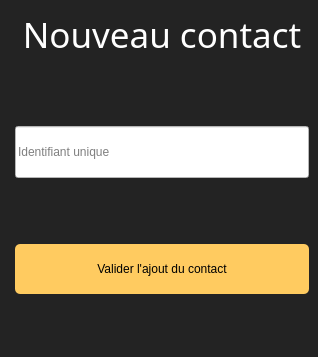
Above: KeepItSecret/newcontactwindow.ui from dbuhon/KeepItSecret before the change. Below: the same form after it.
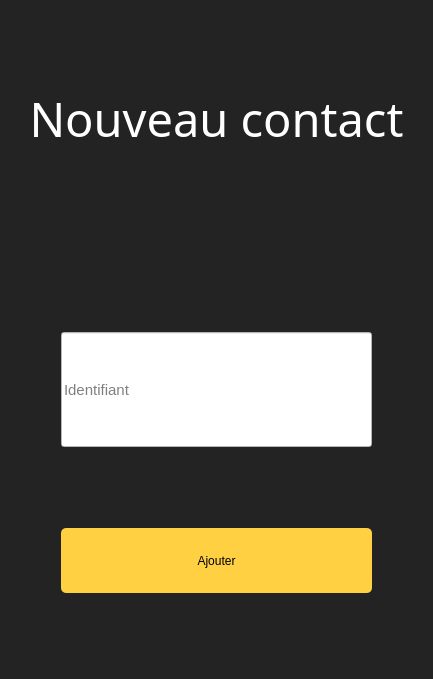
That is the form after the change.

```diff
--- a/KeepItSecret/newcontactwindow.ui
+++ b/KeepItSecret/newcontactwindow.ui
@@ -6,25 +6,37 @@
    <rect>
     <x>0</x>
     <y>0</y>
-    <width>318</width>
-    <height>357</height>
+    <width>433</width>
+    <height>679</height>
    </rect>
   </property>
   <property name="windowTitle">
    <string>MainWindow</string>
   </property>
+  <property name="autoFillBackground">
+   <bool>false</bool>
+  </property>
   <property name="styleSheet">
    <string notr="true">background-color: rgb(35, 35, 35);
 color: rgb(255, 255, 255);</string>
   </property>
-  <widget class="QWidget" name="centralwidget">
+  <widget class="QWidget" name="centralWidget">
+   <property name="styleSheet">
+    <string notr="true"/>
+   </property>
    <layout class="QVBoxLayout" name="verticalLayout">
     <item>
      <layout class="QHBoxLayout" name="horizontalLayout">
       <item>
-       <layout class="QFormLayout" name="formLayout">
-        <item row="0" column="1">
+       <layout class="QVBoxLayout" name="verticalLayout_2">
+        <item>
          <widget class="QLabel" name="label_title">
+          <property name="sizePolicy">
+           <sizepolicy hsizetype="Expanding" vsizetype="Preferred">
+            <horstretch>0</horstretch>
+            <verstretch>0</verstretch>
+           </sizepolicy>
+          </property>
           <property name="minimumSize">
            <size>
             <width>221</width>
@@ -34,12 +46,15 @@
           <property name="font">
            <font>
             <family>Lobster 1.4</family>
-            <pointsize>26</pointsize>
+            <pointsize>35</pointsize>
             <weight>50</weight>
             <bold>false</bold>
             <kerning>true</kerning>
            </font>
           </property>
+          <property name="styleSheet">
+           <string notr="true"/>
+          </property>
           <property name="text">
            <string>Nouveau contact</string>
           </property>
@@ -51,30 +66,85 @@
           </property>
          </widget>
         </item>
-        <item row="1" column="1">
+        <item>
          <widget class="QLineEdit" name="lineEdit_contactLogin">
+          <property name="sizePolicy">
+           <sizepolicy hsizetype="Preferred" vsizetype="Preferred">
+            <horstretch>0</horstretch>
+            <verstretch>0</verstretch>
+           </sizepolicy>
+          </property>
+          <property name="font">
+           <font>
+            <pointsize>11</pointsize>
+           </font>
+          </property>
           <property name="styleSheet">
            <string notr="true">color: rgb(0, 0, 0);
 background-color: rgb(255, 255, 255);
-height: 50px;
-margin-top:60%;</string>
+margin-top: 100%;
+margin-left:50px;
+margin-right:50px;
+height: 50px;</string>
           </property>
           <property name="placeholderText">
-           <string>Identifiant unique</string>
+           <string>Identifiant</string>
           </property>
          </widget>
         </item>
-        <item row="2" column="1">
+        <item>
          <widget class="QPushButton" name="pushButton_createContact">
+          <property name="sizePolicy">
+           <sizepolicy hsizetype="Preferred" vsizetype="Preferred">
+            <horstretch>0</horstretch>
+            <verstretch>0</verstretch>
+           </sizepolicy>
+          </property>
+          <property name="sizeIncrement">
+           <size>
+            <width>0</width>
+            <height>0</height>
+           </size>
+          </property>
+          <property name="baseSize">
+           <size>
+            <width>0</width>
+            <height>0</height>
+           </size>
+          </property>
+          <property name="focusPolicy">
+           <enum>Qt::StrongFocus</enum>
+          </property>
+          <property name="acceptDrops">
+           <bool>false</bool>
+          </property>
+          <property name="autoFillBackground">
+           <bool>false</bool>
+          </property>
           <property name="styleSheet">
            <string notr="true">border-radius: 5px;
-background-color: rgb(255, 203, 96);
-margin-top: 60%;
+background-color: rgb(255, 208, 66);
+margin-top: 75%;
 height: 50px;
-color: black;</string>
+color: black;
+margin-left:50px;
+margin-right:50px;
+margin-bottom:75%;</string>
           </property>
           <property name="text">
-           <string>Valider l'ajout du contact</string>
+           <string>Ajouter</string>
+          </property>
+          <property name="iconSize">
+           <size>
+            <width>16</width>
+            <height>16</height>
+           </size>
+          </property>
+          <property name="checkable">
+           <bool>false</bool>
+          </property>
+          <property name="flat">
+           <bool>false</bool>
           </property>
          </widget>
         </item>
@@ -84,8 +154,12 @@
     </item>
    </layout>
   </widget>
-  <widget class="QStatusBar" name="statusbar"/>
  </widget>
+ <layoutdefault spacing="6" margin="11"/>
+ <tabstops>
+  <tabstop>lineEdit_contactLogin</tabstop>
+  <tabstop>pushButton_createContact</tabstop>
+ </tabstops>
  <resources/>
  <connections/>
 </ui>
```
